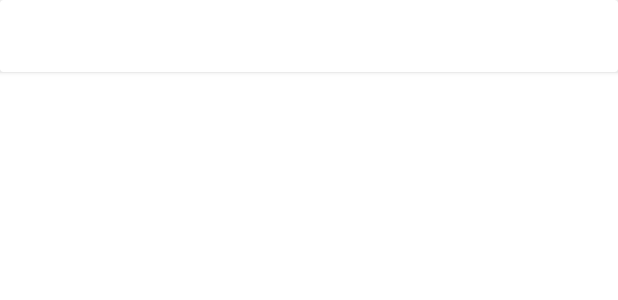
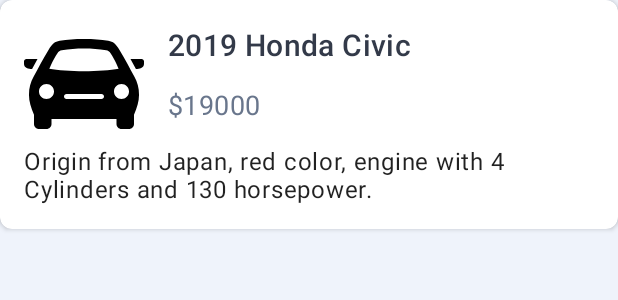
Before and after one commit to yaorugang/clean-architecture, an Android app: the layout car_item_layout.xml on its own in the app's theme, with its tools: preview values and no code run, on a phone screen of 412 x 824 dp. Shown: the top 300 px of the screen. Run offline under Robolectric (Android 15) with nearby library versions, the phone set to English and light mode, and no system bars.

Commit message:
display car list with image loading

```diff
--- a/app/src/main/java/com/yaorugang/afterpay/domain/model/Car.kt
+++ b/app/src/main/java/com/yaorugang/afterpay/domain/model/Car.kt
@@ -1,7 +1,7 @@
 package com.yaorugang.afterpay.domain.model
 
 import android.os.Parcelable
-import kotlinx.android.parcel.Parcelize
+import kotlinx.parcelize.Parcelize
 
 @Parcelize
 data class Car(
--- /dev/null
+++ b/app/src/main/java/com/yaorugang/afterpay/ui/carlist/CarItem.kt
@@ -0,0 +1,8 @@
+package com.yaorugang.afterpay.ui.carlist
+
+data class CarItem(
+    val imageUrl: String?,
+    val title: String,
+    val price: String,
+    val extraInfo: String
+)
--- a/app/src/main/java/com/yaorugang/afterpay/ui/carlist/CarListAdapter.kt
+++ b/app/src/main/java/com/yaorugang/afterpay/ui/carlist/CarListAdapter.kt
@@ -1,16 +1,18 @@
 package com.yaorugang.afterpay.ui.carlist
 
+import android.content.Context
 import android.view.LayoutInflater
 import android.view.ViewGroup
 import androidx.recyclerview.widget.RecyclerView
 import com.yaorugang.afterpay.databinding.CarItemLayoutBinding
 import com.yaorugang.afterpay.domain.model.Car
+import com.yaorugang.afterpay.ui.utils.toCarItem
 
 class CarListAdapter(val carItems: ArrayList<Car> = ArrayList()) :
     RecyclerView.Adapter<CarListAdapter.CarItemViewHolder>() {
 
     override fun onCreateViewHolder(parent: ViewGroup, viewType: Int): CarItemViewHolder {
-        return CarItemViewHolder(CarItemLayoutBinding.inflate(LayoutInflater.from(parent.context), parent, false))
+        return CarItemViewHolder(parent.context, CarItemLayoutBinding.inflate(LayoutInflater.from(parent.context), parent, false))
     }
 
     override fun getItemCount(): Int {
@@ -21,11 +23,9 @@ class CarListAdapter(val carItems: ArrayList<Car> = ArrayList()) :
         holder.bind(carItems[position])
     }
 
-    class CarItemViewHolder(private val view: CarItemLayoutBinding) : RecyclerView.ViewHolder(view.root) {
+    class CarItemViewHolder(private val context: Context, private val view: CarItemLayoutBinding) : RecyclerView.ViewHolder(view.root) {
         fun bind(car: Car) {
-//            view.jobTitle.text = job.title
-//            view.companyName.text = job.companyName
-//            view.teaser.text = job.teaser
+            view.carItem = car.toCarItem(context)
         }
     }
 }
--- /dev/null
+++ b/app/src/main/java/com/yaorugang/afterpay/ui/databinding/ImageViewBinding.kt
@@ -0,0 +1,34 @@
+package com.yaorugang.afterpay.ui.databinding
+
+import android.graphics.Bitmap
+import android.graphics.BitmapFactory
+import android.widget.ImageView
+import androidx.databinding.BindingAdapter
+import kotlinx.coroutines.Dispatchers
+import kotlinx.coroutines.GlobalScope
+import kotlinx.coroutines.launch
+import kotlinx.coroutines.withContext
+import java.net.URL
+import kotlin.coroutines.resume
+import kotlin.coroutines.suspendCoroutine
+
+@BindingAdapter("imageUrl")
+fun setImage(imageView: ImageView, imageUrl: String?) {
+    imageUrl?.let {
+        GlobalScope.launch(Dispatchers.IO) {
+            val url = URL(imageUrl)
+            val image = suspendCoroutine<Bitmap?> {
+                try {
+                    it.resume(BitmapFactory.decodeStream(url.openConnection().getInputStream()))
+                } catch (e: Exception) {
+                    it.resume(null)
+                }
+            }
+            image?.let {
+                withContext(Dispatchers.Main) {
+                    imageView.setImageBitmap(it)
+                }
+            }
+        }
+    }
+}
--- /dev/null
+++ b/app/src/main/java/com/yaorugang/afterpay/ui/utils/CarExt.kt
@@ -0,0 +1,28 @@
+package com.yaorugang.afterpay.ui.utils
+
+import android.content.Context
+import com.yaorugang.afterpay.R
+import com.yaorugang.afterpay.domain.model.Car
+import com.yaorugang.afterpay.ui.carlist.CarItem
+
+fun Car.toCarItem(context: Context): CarItem {
+    val currencySymbol = context.getString(R.string.currency_symbol)
+
+    var extraInfo = context.getString(R.string.car_color).format(color)
+    if (origin?.isNotBlank() == true) {
+        extraInfo += context.getString(R.string.car_origin).format(origin)
+    }
+    configuration.cylinders?.let { cylinders ->
+        extraInfo += context.getString(R.string.car_engine_cylinders).format(cylinders)
+        configuration.horsepower?.let { horsepower ->
+            extraInfo += context.getString(R.string.car_engine_horsepower).format(horsepower)
+        }
+    }
+
+    return CarItem(
+        imageUrl = imageUrl,
+        title = "$year ${make.manufacturer} ${make.model}",
+        price = "$currencySymbol$price",
+        extraInfo = extraInfo
+    )
+}
--- /dev/null
+++ b/app/src/main/res/drawable/ic_default_car.xml
@@ -0,0 +1,9 @@
+<vector xmlns:android="http://schemas.android.com/apk/res/android"
+    android:width="24dp"
+    android:height="24dp"
+    android:viewportWidth="24"
+    android:viewportHeight="24">
+  <path
+      android:fillColor="#FF000000"
+      android:pathData="M23.5,7c0.276,0 0.5,0.224 0.5,0.5v0.511c0,0.793 -0.926,0.989 -1.616,0.989l-1.086,-2h2.202zM22.059,10.506c0.639,1.186 0.946,2.252 0.946,3.666 0,1.37 -0.397,2.533 -1.005,3.981v1.847c0,0.552 -0.448,1 -1,1h-1.5c-0.552,0 -1,-0.448 -1,-1v-1h-13v1c0,0.552 -0.448,1 -1,1h-1.5c-0.552,0 -1,-0.448 -1,-1v-1.847c-0.608,-1.448 -1.005,-2.611 -1.005,-3.981 0,-1.414 0.307,-2.48 0.946,-3.666 0.829,-1.537 1.851,-3.453 2.93,-5.252 0.828,-1.382 1.262,-1.707 2.278,-1.889 1.532,-0.275 2.918,-0.365 4.851,-0.365s3.319,0.09 4.851,0.365c1.016,0.182 1.45,0.507 2.278,1.889 1.079,1.799 2.101,3.715 2.93,5.252zM6,13.5c0,-0.828 -0.672,-1.5 -1.5,-1.5s-1.5,0.672 -1.5,1.5 0.672,1.5 1.5,1.5 1.5,-0.672 1.5,-1.5zM16,14.5c0,-0.276 -0.224,-0.5 -0.5,-0.5h-7c-0.276,0 -0.5,0.224 -0.5,0.5s0.224,0.5 0.5,0.5h7c0.276,0 0.5,-0.224 0.5,-0.5zM18.941,8.973s-0.74,-1.826 -1.631,-3.142c-0.202,-0.298 -0.515,-0.502 -0.869,-0.566 -1.511,-0.272 -2.835,-0.359 -4.441,-0.359s-2.93,0.087 -4.441,0.359c-0.354,0.063 -0.667,0.267 -0.869,0.566 -0.891,1.315 -1.631,3.142 -1.631,3.142 1.64,0.313 4.309,0.497 6.941,0.497s5.301,-0.184 6.941,-0.497zM21,13.5c0,-0.828 -0.672,-1.5 -1.5,-1.5s-1.5,0.672 -1.5,1.5 0.672,1.5 1.5,1.5 1.5,-0.672 1.5,-1.5zM2.702,7h-2.202c-0.276,0 -0.5,0.224 -0.5,0.5v0.511c0,0.793 0.926,0.989 1.616,0.989l1.086,-2z"/>
+</vector>
--- a/app/src/main/res/layout/car_item_layout.xml
+++ b/app/src/main/res/layout/car_item_layout.xml
@@ -2,6 +2,12 @@
 <layout xmlns:android="http://schemas.android.com/apk/res/android"
     xmlns:app="http://schemas.android.com/apk/res-auto"
     xmlns:tools="http://schemas.android.com/tools">
+
+    <data>
+        <variable
+            name="carItem"
+            type="com.yaorugang.afterpay.ui.carlist.CarItem" />
+    </data>
 
     <androidx.cardview.widget.CardView
         android:id="@+id/list_item_card_view"
@@ -11,10 +17,51 @@
         <androidx.constraintlayout.widget.ConstraintLayout
             android:layout_width="match_parent"
             android:layout_height="wrap_content"
-            android:paddingHorizontal="16dp"
-            android:paddingVertical="24dp">
+            android:paddingHorizontal="@dimen/standard_padding_size"
+            android:paddingVertical="@dimen/standard_padding_size">
 
+            <ImageView
+                android:id="@+id/car_image"
+                android:layout_width="@dimen/car_image_width"
+                android:layout_height="@dimen/car_image_height"
+                app:layout_constraintStart_toStartOf="parent"
+                app:layout_constraintTop_toTopOf="parent"
+                android:src="@drawable/ic_default_car"
+                imageUrl="@{carItem.imageUrl}"/>
 
+            <TextView
+                android:id="@+id/car_title"
+                android:layout_width="0dp"
+                android:layout_height="wrap_content"
+                android:textAppearance="?textAppearanceTitle"
+                app:layout_constraintStart_toEndOf="@id/car_image"
+                app:layout_constraintEnd_toEndOf="parent"
+                app:layout_constraintTop_toTopOf="parent"
+                android:layout_marginStart="@dimen/standard_margin_size"
+                android:text="@{carItem.title}"
+                tools:text="2019 Honda Civic"/>
+
+            <TextView
+                android:id="@+id/car_price"
+                android:layout_width="wrap_content"
+                android:layout_height="wrap_content"
+                android:textAppearance="?textAppearanceBody"
+                app:layout_constraintStart_toStartOf="@id/car_title"
+                app:layout_constraintTop_toBottomOf="@id/car_title"
+                app:layout_constraintBottom_toTopOf="@id/car_extra_info"
+                android:text="@{carItem.price}"
+                tools:text="$19000"/>
+
+            <TextView
+                android:id="@+id/car_extra_info"
+                android:layout_width="0dp"
+                android:layout_height="wrap_content"
+                app:layout_constraintStart_toStartOf="parent"
+                app:layout_constraintEnd_toEndOf="parent"
+                app:layout_constraintTop_toBottomOf="@id/car_image"
+                android:textAppearance="?textAppearanceBody1"
+                android:text="@{carItem.extraInfo}"
+                tools:text="Origin from Japan, red color, engine with 4 Cylinders and 130 horsepower."/>
 
         </androidx.constraintlayout.widget.ConstraintLayout>
     </androidx.cardview.widget.CardView>
--- a/app/src/main/res/values-night/themes.xml
+++ /dev/null
@@ -1,16 +0,0 @@
-<resources xmlns:tools="http://schemas.android.com/tools">
-    <!-- Base application theme. -->
-    <style name="Theme.Afterpay" parent="Theme.MaterialComponents.DayNight.DarkActionBar">
-        <!-- Primary brand color. -->
-        <item name="colorPrimary">@color/purple_200</item>
-        <item name="colorPrimaryVariant">@color/purple_700</item>
-        <item name="colorOnPrimary">@color/black</item>
-        <!-- Secondary brand color. -->
-        <item name="colorSecondary">@color/teal_200</item>
-        <item name="colorSecondaryVariant">@color/teal_200</item>
-        <item name="colorOnSecondary">@color/black</item>
-        <!-- Status bar color. -->
-        <item name="android:statusBarColor" tools:targetApi="l">?attr/colorPrimaryVariant</item>
-        <!-- Customize your theme here. -->
-    </style>
-</resources>
--- /dev/null
+++ b/app/src/main/res/values/attrs.xml
@@ -0,0 +1,5 @@
+<?xml version="1.0" encoding="utf-8"?>
+<resources>
+    <attr name="textAppearanceTitle" format="reference" />
+    <attr name="textAppearanceBody" format="reference" />
+</resources>
--- a/app/src/main/res/values/colors.xml
+++ b/app/src/main/res/values/colors.xml
@@ -1,10 +1,18 @@
 <?xml version="1.0" encoding="utf-8"?>
 <resources>
-    <color name="purple_200">#FFBB86FC</color>
-    <color name="purple_500">#FF6200EE</color>
-    <color name="purple_700">#FF3700B3</color>
-    <color name="teal_200">#FF03DAC5</color>
-    <color name="teal_700">#FF018786</color>
-    <color name="black">#FF000000</color>
-    <color name="white">#FFFFFFFF</color>
+    <color name="colorPrimary">@color/blue</color>
+    <color name="colorSecondary">@color/pink</color>
+    <color name="colorAccent">@color/linkBlue</color>
+
+    <color name="blue">#0d3880</color>
+    <color name="linkBlue">#2765cf</color>
+    <color name="pink">#e60278</color>
+
+    <color name="backgroundBrand">#0D3880</color>
+    <color name="backgroundSecondary">#EFF3FB</color>
+    <color name="cardBackground">#FFFFFF</color>
+    <color name="textPrimary">#333A49</color>
+    <color name="textSecondary">#69768C</color>
+    <color name="textReversed">#FFFFFF</color>
+    <color name="button">#2765CF</color>
 </resources>
--- /dev/null
+++ b/app/src/main/res/values/dimens.xml
@@ -0,0 +1,16 @@
+<?xml version="1.0" encoding="utf-8"?>
+<resources>
+    <!-- padding -->
+    <dimen name="standard_padding_size">16dp</dimen>
+
+    <!-- margin -->
+    <dimen name="standard_margin_size">16dp</dimen>
+
+    <!-- text size -->
+    <dimen name="title_text_size">20sp</dimen>
+    <dimen name="body_text_size">18sp</dimen>
+
+    <!-- car item -->
+    <dimen name="car_image_width">80dp</dimen>
+    <dimen name="car_image_height">80dp</dimen>
+</resources>
--- a/app/src/main/res/values/strings.xml
+++ b/app/src/main/res/values/strings.xml
@@ -1,6 +1,12 @@
 <resources>
     <string name="app_name">Afterpay</string>
 
+    <string name="currency_symbol">$</string>
+
     <string name="car_list_title">Cars</string>
     <string name="car_details_title">Car Details</string>
+    <string name="car_color">%s car</string>
+    <string name="car_origin">,&#160;origin from %s</string>
+    <string name="car_engine_cylinders">,&#160;engine has %d cylinders</string>
+    <string name="car_engine_horsepower">&#160;and %d horsepower</string>
 </resources>
--- a/app/src/main/res/values/themes.xml
+++ b/app/src/main/res/values/themes.xml
@@ -1,16 +1,45 @@
-<resources xmlns:tools="http://schemas.android.com/tools">
+<resources>
     <!-- Base application theme. -->
-    <style name="Theme.Afterpay" parent="Theme.MaterialComponents.DayNight.DarkActionBar">
-        <!-- Primary brand color. -->
-        <item name="colorPrimary">@color/purple_500</item>
-        <item name="colorPrimaryVariant">@color/purple_700</item>
-        <item name="colorOnPrimary">@color/white</item>
-        <!-- Secondary brand color. -->
-        <item name="colorSecondary">@color/teal_200</item>
-        <item name="colorSecondaryVariant">@color/teal_700</item>
-        <item name="colorOnSecondary">@color/black</item>
-        <!-- Status bar color. -->
-        <item name="android:statusBarColor" tools:targetApi="l">?attr/colorPrimaryVariant</item>
+    <style name="Theme.Afterpay" parent="Theme.MaterialComponents.DayNight.NoActionBar">
         <!-- Customize your theme here. -->
+        <item name="colorPrimary">@color/colorPrimary</item>
+        <item name="colorSecondary">@color/colorSecondary</item>
+        <item name="colorAccent">@color/colorAccent</item>
+        <item name="android:windowBackground">@color/backgroundSecondary</item>
+        <item name="toolbarStyle">@style/Afterpay.Toolbar</item>
+        <item name="textAppearanceTitle">@style/Afterpay.TextAppearance.Title</item>
+        <item name="textAppearanceBody">@style/Afterpay.TextAppearance.Body</item>
+        <item name="cardViewStyle">@style/Afterpay.CardView</item>
+        <item name="drawerArrowStyle">@style/ToolbarArrowToggleStyle</item>
+    </style>
+
+    <style name="ToolbarArrowToggleStyle" parent="Widget.AppCompat.DrawerArrowToggle">
+        <item name="color">@android:color/white</item>
+    </style>
+
+    <style name="Afterpay.Toolbar" parent="@style/Widget.MaterialComponents.Toolbar">
+        <item name="android:background">@color/backgroundBrand</item>
+        <item name="titleTextColor">@color/textReversed</item>
+        <item name="titleTextAppearance">@style/Afterpay.Toolbar.TextAppearance</item>
+
+    </style>
+
+    <style name="Afterpay.Toolbar.TextAppearance" parent="TextAppearance.MaterialComponents.Headline6">
+        <item name="android:textColor">@color/textReversed</item>
+    </style>
+
+    <style name="Afterpay.TextAppearance.Title" parent="TextAppearance.MaterialComponents.Headline6">
+        <item name="android:textColor">@color/textPrimary</item>
+        <item name="android:textSize">@dimen/title_text_size</item>
+    </style>
+
+    <style name="Afterpay.TextAppearance.Body" parent="TextAppearance.MaterialComponents.Body2">
+        <item name="android:textColor">@color/textSecondary</item>
+        <item name="android:textSize">@dimen/body_text_size</item>
+    </style>
+
+    <style name="Afterpay.CardView" parent="CardView">
+        <item name="cardBackgroundColor">@color/cardBackground</item>
+        <item name="cardCornerRadius">8dp</item>
     </style>
 </resources>
```
